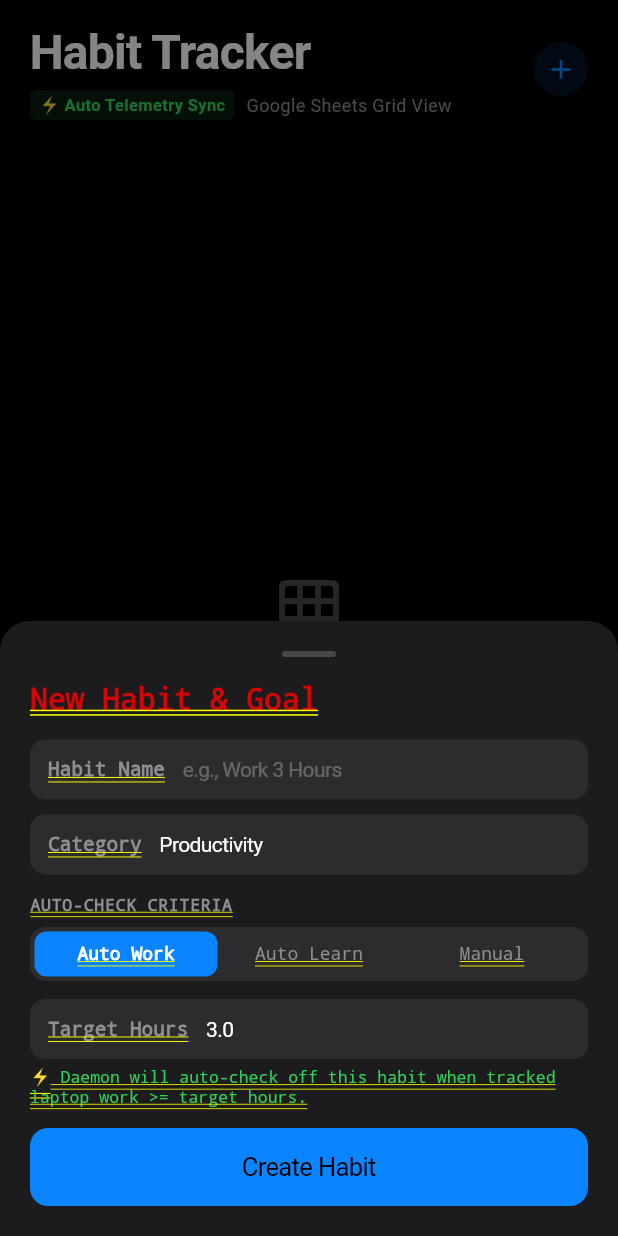
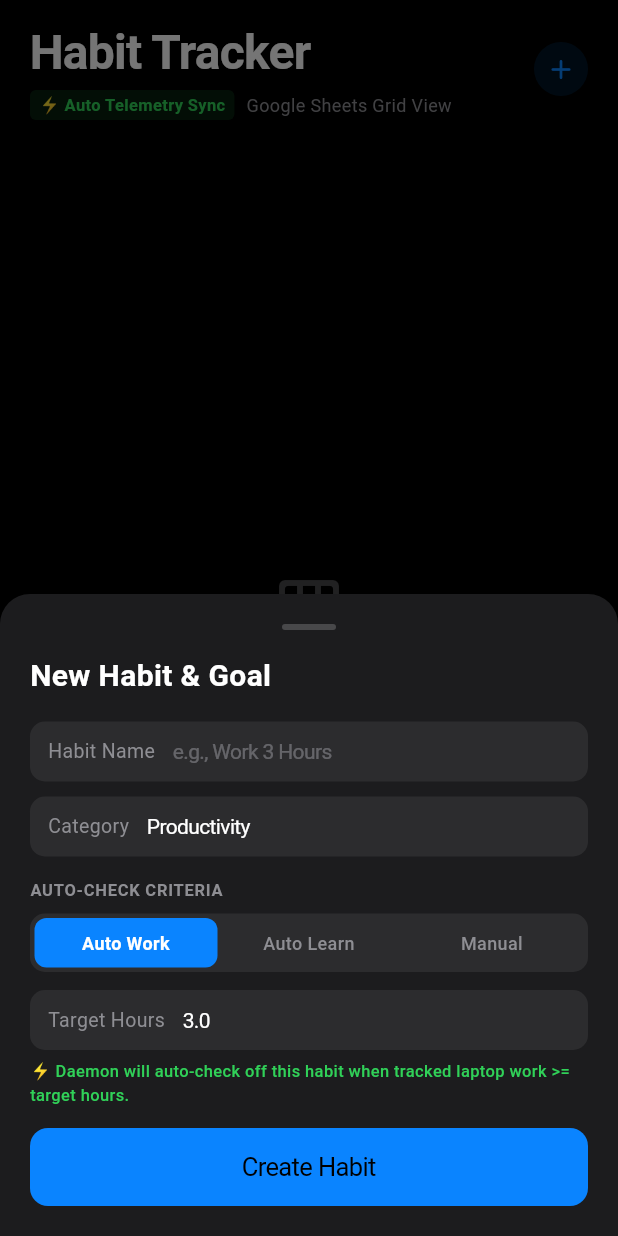
Before and after one commit to Prabhath1403/nexora, a Flutter app: the screen it shows after launch, item 2 of the bottom bar chosen, after a tap on the "add" icon, on a phone screen of 412 x 824 dp. Run offline on Flutter 3.47's test engine with Material 3 defaults, Android fonts, the phone set to English and light mode, and no system bars; network calls fail.

Commit message:
fix: wrap habit modal bottom sheet in Material widget to eliminate text double-underlines

```diff
--- a/frontend/lib/screens/habits_screen.dart
+++ b/frontend/lib/screens/habits_screen.dart
@@ -42,9 +42,13 @@ class _HabitsScreenState extends State<HabitsScreen> {
     final targetValueController = TextEditingController(text: "3.0");
     String targetType = "work_hours"; // manual, work_hours, learning_hours
 
-    showCupertinoModalPopup(
+    showModalBottomSheet(
       context: context,
-      builder: (context) => StatefulBuilder(
+      isScrollControlled: true,
+      backgroundColor: Colors.transparent,
+      builder: (context) => Material(
+        color: Colors.transparent,
+        child: StatefulBuilder(
           builder: (context, setModalState) => Container(
             padding: EdgeInsets.only(
               top: 20, left: 20, right: 20,
@@ -122,6 +126,7 @@ class _HabitsScreenState extends State<HabitsScreen> {
                 child: const Text("Create Habit"),
               ),
             ],
+          ),
         ),
       ),
     ),
```
Lines whose indentation alone changed are shown as unchanged.
